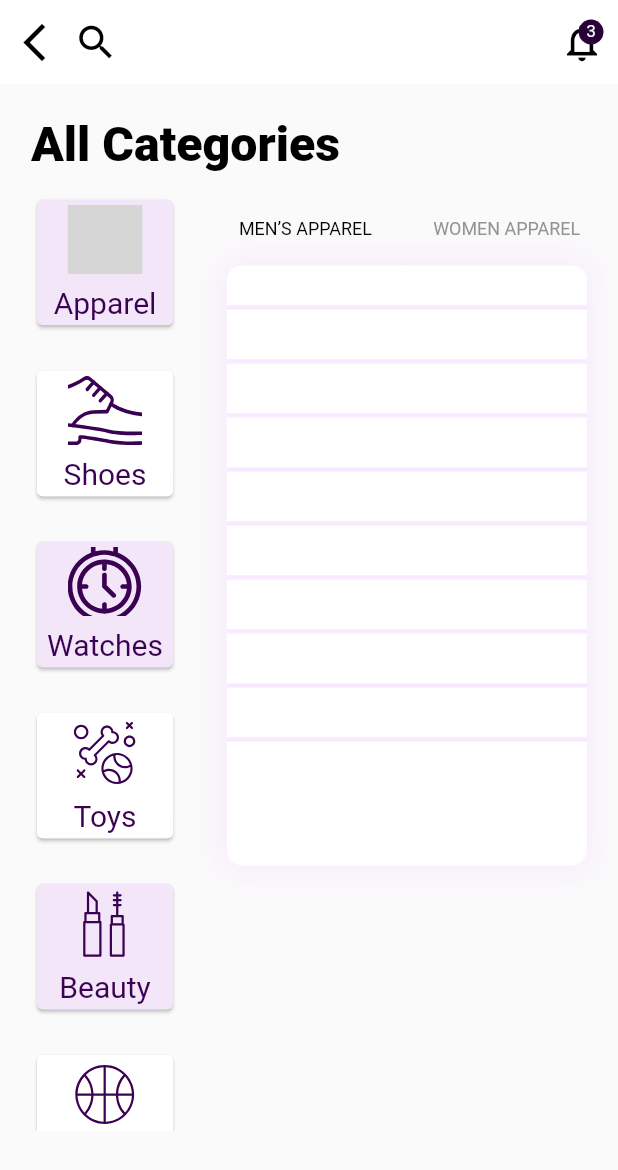
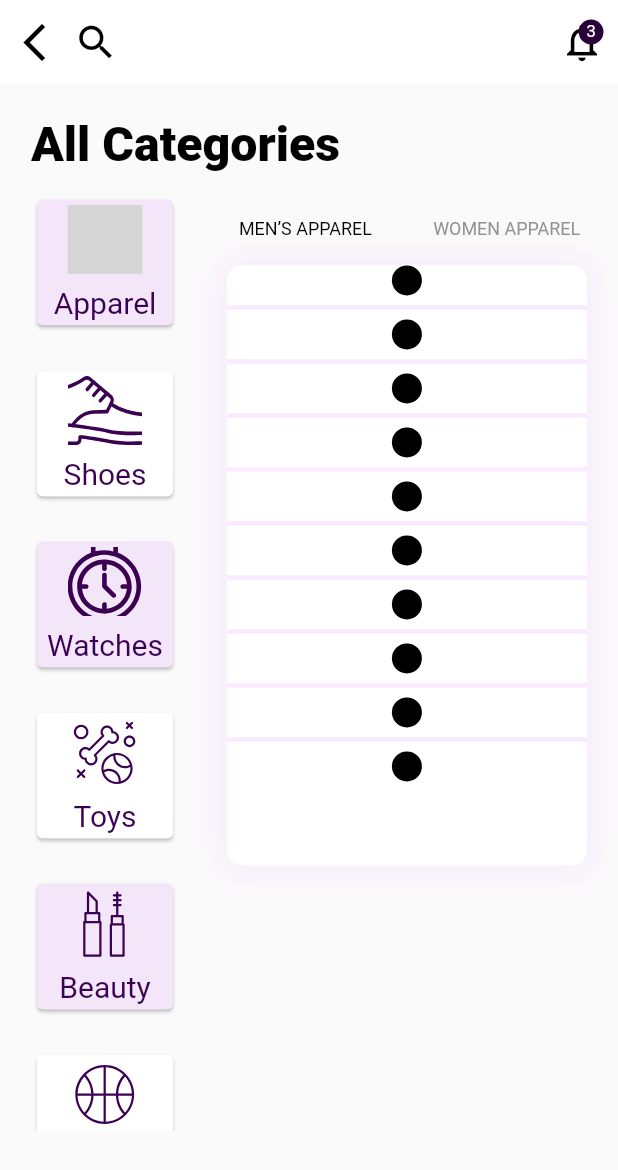
Before and after one commit to Alaabadr44/Shopping-App, a Flutter app: the AllCategoriesScreen screen opened by its route, on a phone screen of 412 x 824 dp. Shown: the top 1170 px of the screen. Run offline on Flutter 3.47's test engine with Material 2 defaults, Android fonts, the light colour scheme and no system bars; our stand-ins replace bloc, carousel_slider, dio, flutter_bloc, flutter_screenutil, flutter_svg and 2 more; accounts and stored records are empty; network calls fail; grey boxes are pictures that could not be loaded.

Commit message:
update bloc package

```diff
--- a/lib/View/Screens/All Categories/AllCategoriesScreen.dart
+++ b/lib/View/Screens/All Categories/AllCategoriesScreen.dart
@@ -10,7 +10,7 @@ import '../HomeScreen/HomeScreen.dart';
 
 class AllCategoriesScreen extends StatelessWidget {
   const AllCategoriesScreen({Key? key}) : super(key: key);
-  static String routeName = '/AllCategoriesScreen' ;
+  static String routeName = '/AllCategoriesScreen';
 
   @override
   Widget build(BuildContext context) {
@@ -116,7 +116,7 @@ class AllCategoriesScreen extends StatelessWidget {
                       },
                       itemBuilder: (BuildContext context, int index) {
                         return CircleAvatar(
-                          backgroundColor: white,
+                          backgroundColor: black,
                           radius: 10,
                         );
                       },
--- a/pubspec.yaml
+++ b/pubspec.yaml
@@ -27,7 +27,7 @@ dependencies:
   carousel_slider: ^4.0.0
   cupertino_icons: ^1.0.2
   dio: ^4.0.0
-  flutter_bloc: ^7.0.1
+  flutter_bloc: ^7.1.0
   flutter_native_splash: ^1.2.0
   flutter_screenutil: ^5.0.0+2
   flutter_svg: ^0.22.0
```
Also changed, not shown: pubspec.lock.
